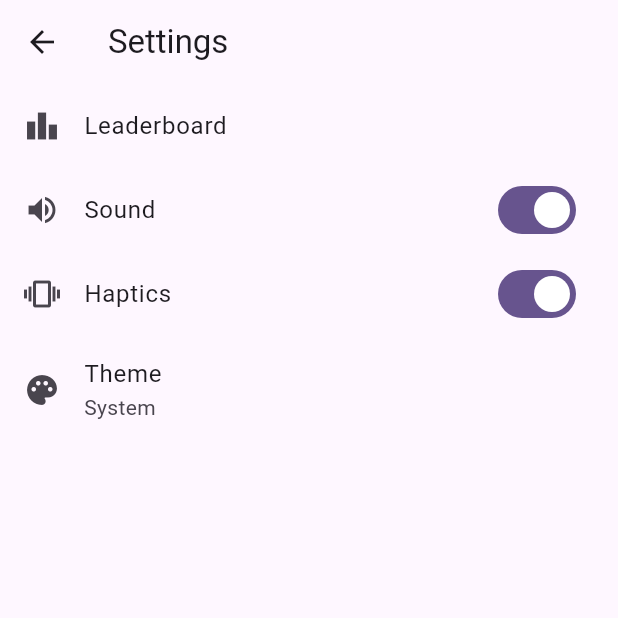
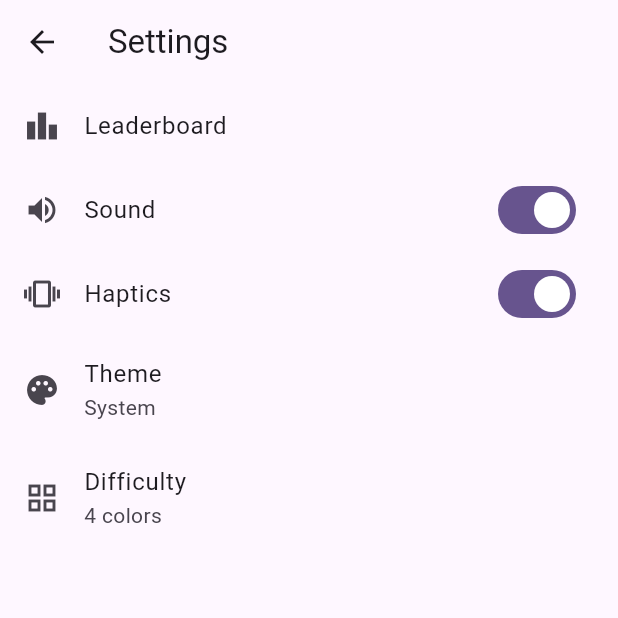
Before and after one commit to mussolene/tap_dash, a Flutter app: the screen it shows after launch, after a tap on "Start", after a tap on the "settings" icon, on a phone screen of 412 x 824 dp, the top half of it. Run offline on Flutter 3.47's test engine with Material 3 defaults, Android fonts, the phone set to English and light mode, and no system bars; our stand-ins replace flutter_spinkit, shared_preferences, vibration; missing offline and left inert: flutter_sound, games_services.

Commit message:
feat: add difficulty levels (4/6/8 colors) and demo mode
- Add numColors setting in Settings (4, 6, or 8 tappable cubes)
- Demo mode: tap cubes before game start plays sound only, no score impact
- Extend AudioService to 8 xylophone notes
- Update GameState for variable color count
- Upgrade Kotlin to 1.9.25 for games_services compatibility
- Raise macOS deployment target to 11.0 for games_services

Made-with: Cursor

```diff
--- a/lib/l10n/app_en.arb
+++ b/lib/l10n/app_en.arb
@@ -31,5 +31,7 @@
   "howToPlay": "How to play",
   "onboardingStep1": "Watch the sequence of colors",
   "onboardingStep2": "Repeat the sequence by tapping the buttons",
-  "onboardingStep3": "Each round adds one more color. Don't make a mistake!"
+  "onboardingStep3": "Each round adds one more color. Don't make a mistake!",
+  "difficulty": "Difficulty",
+  "numColorsLabel": "{count} colors"
 }
--- a/lib/l10n/app_localizations.dart
+++ b/lib/l10n/app_localizations.dart
@@ -295,6 +295,18 @@ abstract class AppLocalizations {
   /// In en, this message translates to:
   /// **'Each round adds one more color. Don\'t make a mistake!'**
   String get onboardingStep3;
+
+  /// No description provided for @difficulty.
+  ///
+  /// In en, this message translates to:
+  /// **'Difficulty'**
+  String get difficulty;
+
+  /// No description provided for @numColorsLabel.
+  ///
+  /// In en, this message translates to:
+  /// **'{count} colors'**
+  String numColorsLabel(Object count);
 }
 
 class _AppLocalizationsDelegate
--- a/lib/l10n/app_localizations_en.dart
+++ b/lib/l10n/app_localizations_en.dart
@@ -125,4 +125,12 @@ class AppLocalizationsEn extends AppLocalizations {
   @override
   String get onboardingStep3 =>
       'Each round adds one more color. Don\'t make a mistake!';
+
+  @override
+  String get difficulty => 'Difficulty';
+
+  @override
+  String numColorsLabel(Object count) {
+    return '$count colors';
+  }
 }
--- a/lib/l10n/app_ru.arb
+++ b/lib/l10n/app_ru.arb
@@ -31,5 +31,7 @@
   "howToPlay": "Как играть",
   "onboardingStep1": "Смотри на последовательность цветов",
   "onboardingStep2": "Повтори последовательность, нажимая на кнопки",
-  "onboardingStep3": "Каждый раунд добавляет один цвет. Не ошибайся!"
+  "onboardingStep3": "Каждый раунд добавляет один цвет. Не ошибайся!",
+  "difficulty": "Сложность",
+  "numColorsLabel": "{count} цветов"
 }
--- a/lib/screens/game_screen.dart
+++ b/lib/screens/game_screen.dart
@@ -52,11 +52,16 @@ class _GameScreenState extends State<GameScreen> {
   late final AudioServiceInterface _audioService =
       widget._audioService ?? AudioService();
 
+  /// Colors for 4, 6, or 8 cubes. Use sublist(0, numColors).
   static const _colors = [
     Colors.red,
     Colors.green,
     Colors.blue,
     Colors.yellow,
+    Colors.orange,
+    Colors.deepPurple,
+    Colors.teal,
+    Colors.pink,
   ];
 
   @override
@@ -104,8 +109,9 @@ class _GameScreenState extends State<GameScreen> {
 
   Future<void> _nextRound() async {
     final rng = widget._randomProvider ?? DefaultRandomProvider();
+    final numColors = widget.settingsService.current.numColors;
     setState(() {
-      _gameState = _gameState.addRound(rng.nextInt(4));
+      _gameState = _gameState.addRound(rng.nextInt(numColors), numColors: numColors);
     });
     await Future.delayed(const Duration(seconds: 1));
     _playSequence();
@@ -143,7 +149,8 @@ class _GameScreenState extends State<GameScreen> {
   }
 
   Future<void> _onColorTap(int index) async {
-    if (!_gameState.isPlaying) return;
+    final numColors = widget.settingsService.current.numColors;
+    if (index < 0 || index >= numColors) return;
 
     setState(() {
       highlightedIndex = index;
@@ -163,12 +170,21 @@ class _GameScreenState extends State<GameScreen> {
       }
     }
 
+    // Demo mode: when game not started, only play sound (no score impact)
+    if (!_gameState.isPlaying) {
+      await Future.delayed(const Duration(milliseconds: 120));
+      if (mounted) setState(() => pressedIndex = -1);
+      await Future.delayed(const Duration(milliseconds: 100));
+      if (mounted) setState(() => highlightedIndex = -1);
+      return;
+    }
+
     await Future.delayed(const Duration(milliseconds: 120));
     setState(() => pressedIndex = -1);
     await Future.delayed(const Duration(milliseconds: 180));
     setState(() => highlightedIndex = -1);
 
-    final result = _gameState.processTap(index);
+    final result = _gameState.processTap(index, numColors: numColors);
     if (result.result == TapResult.roundComplete) {
       setState(() => _gameState = result.newState);
       final isMilestone = _gameState.score % 5 == 0 && _gameState.score > 0;
@@ -297,7 +313,11 @@ class _GameScreenState extends State<GameScreen> {
   Widget build(BuildContext context) {
     final loc = AppLocalizations.of(context)!;
     final size = MediaQuery.of(context).size;
-    final buttonSize = size.width / 2.5;
+    return ValueListenableBuilder<AppSettings>(
+      valueListenable: widget.settingsService.settings,
+      builder: (context, appSettings, _) {
+        final numColors = appSettings.numColors;
+        final buttonSize = size.width / 2.5;
 
     return Scaffold(
       appBar: AppBar(
@@ -445,8 +465,9 @@ class _GameScreenState extends State<GameScreen> {
                   crossAxisCount: 2,
                   mainAxisSpacing: 16,
                   crossAxisSpacing: 16,
+                  childAspectRatio: 1,
                 ),
-                itemCount: 4,
+                itemCount: numColors,
                 itemBuilder: (context, index) => ColorButton(
                   color: _colors[index],
                   isHighlighted: highlightedIndex == index,
@@ -523,5 +544,7 @@ class _GameScreenState extends State<GameScreen> {
         ),
       ),
     );
+      },
+    );
   }
 }
--- a/lib/screens/settings_screen.dart
+++ b/lib/screens/settings_screen.dart
@@ -1,6 +1,7 @@
 import 'package:flutter/material.dart';
 import 'package:tap_dash/l10n/app_localizations.dart';
-import 'package:tap_dash/services/settings_service.dart';
+import 'package:tap_dash/services/settings_service.dart'
+    show AppSettings, SettingsService, numColorsOptions;
 import 'package:tap_dash/widgets/settings_tile.dart';
 
 /// Settings screen: sound, haptics, theme, and optional leaderboard link.
@@ -61,6 +62,14 @@ class SettingsScreen extends StatelessWidget {
                 onChanged: settingsService.setThemeMode,
                 icon: Icons.palette,
               ),
+              SettingsTileSelector<int>(
+                title: loc.difficulty,
+                value: appSettings.numColors,
+                options: numColorsOptions,
+                labelBuilder: (n) => loc.numColorsLabel('$n'),
+                onChanged: settingsService.setNumColors,
+                icon: Icons.grid_view,
+              ),
             ],
           );
         },
--- a/lib/services/audio_service.dart
+++ b/lib/services/audio_service.dart
@@ -4,7 +4,11 @@ import 'package:flutter_sound/flutter_sound.dart';
 
 import 'audio_service_interface.dart';
 
-const _xyloNotes = [261.63, 329.63, 392.00, 493.88]; // C4, E4, G4, B4
+// C4, D4, E4, F4, G4, A4, B4, C5 — supports up to 8 colors
+const _xyloNotes = [
+  261.63, 293.66, 329.63, 349.23,
+  392.00, 440.00, 493.88, 523.25,
+];
 
 /// Service for synthesized xylophone-style audio.
 /// Manages player lifecycle; call [close] when done.
--- a/lib/services/settings_service.dart
+++ b/lib/services/settings_service.dart
@@ -4,28 +4,36 @@ import 'package:shared_preferences/shared_preferences.dart';
 const _keySound = 'sound_enabled';
 const _keyHaptics = 'haptics_enabled';
 const _keyTheme = 'theme_mode';
+const _keyNumColors = 'num_colors';
+
+/// Supported color counts for difficulty (4, 6, 8).
+const List<int> numColorsOptions = [4, 6, 8];
 
 /// Application settings, persisted via shared_preferences.
 class AppSettings {
   final bool soundEnabled;
   final bool hapticsEnabled;
   final ThemeMode themeMode;
+  final int numColors;
 
   const AppSettings({
     this.soundEnabled = true,
     this.hapticsEnabled = true,
     this.themeMode = ThemeMode.system,
+    this.numColors = 4,
   });
 
   AppSettings copyWith({
     bool? soundEnabled,
     bool? hapticsEnabled,
     ThemeMode? themeMode,
+    int? numColors,
   }) =>
       AppSettings(
         soundEnabled: soundEnabled ?? this.soundEnabled,
         hapticsEnabled: hapticsEnabled ?? this.hapticsEnabled,
         themeMode: themeMode ?? this.themeMode,
+        numColors: numColors ?? this.numColors,
       );
 }
 
@@ -37,6 +45,7 @@ class SettingsService {
           soundEnabled: prefs.getBool(_keySound) ?? true,
           hapticsEnabled: prefs.getBool(_keyHaptics) ?? true,
           themeMode: _themeModeFromInt(prefs.getInt(_keyTheme) ?? 0),
+          numColors: _clampNumColors(prefs.getInt(_keyNumColors) ?? 4),
         ));
 
   final SharedPreferences _prefs;
@@ -48,6 +57,10 @@ class SettingsService {
       2 => ThemeMode.dark,
       _ => ThemeMode.system,
     };
+  }
+
+  static int _clampNumColors(int v) {
+    return numColorsOptions.contains(v) ? v : 4;
   }
 
   static int _themeModeToInt(ThemeMode m) {
@@ -79,4 +92,10 @@ class SettingsService {
     await _prefs.setInt(_keyTheme, _themeModeToInt(m));
     settings.value = settings.value.copyWith(themeMode: m);
   }
+
+  Future<void> setNumColors(int n) async {
+    final v = _clampNumColors(n);
+    await _prefs.setInt(_keyNumColors, v);
+    settings.value = settings.value.copyWith(numColors: v);
+  }
 }
```
Also changed, not shown: lib/game/game_state.dart (+6 -6 lines), lib/l10n/app_localizations_ru.dart (+8 -0 lines), 5 other files.
